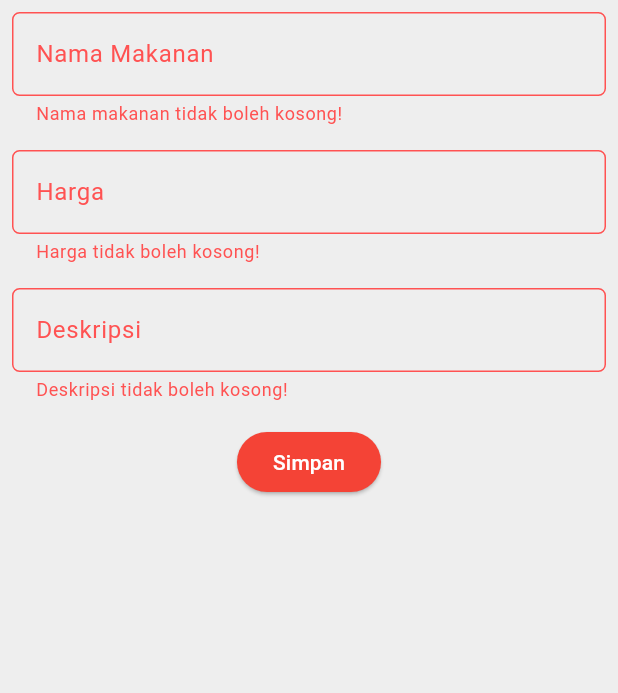
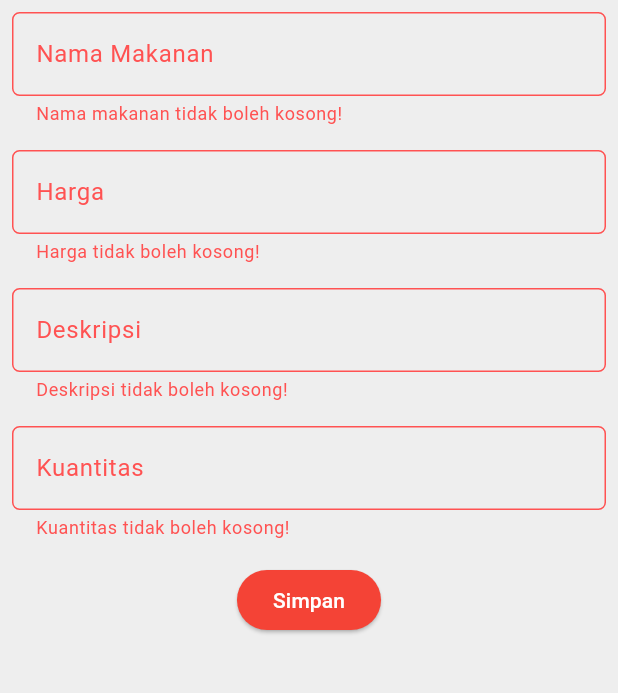
Before and after one commit to soydoradesu/warmindawg-mobile, a Flutter app: the FoodEntryFormPage screen opened directly, after a tap on "Simpan", on a phone screen of 412 x 824 dp, the part 84-777 px from its top. Run offline on Flutter 3.47's test engine with Material 3 defaults, Android fonts, the phone set to English and light mode, and no system bars; missing offline and left inert: pbp_django_auth.

Commit message:
Finished TM 9

```diff
--- a/lib/screens/foodentry_form.dart
+++ b/lib/screens/foodentry_form.dart
@@ -17,6 +17,7 @@ class _FoodEntryFormPageState extends State<FoodEntryFormPage> {
   String _food = "";
   int _price = 0;
   String _descriptions = "";
+  int _quantity = 0;
 
   @override
 
@@ -115,6 +116,35 @@ class _FoodEntryFormPageState extends State<FoodEntryFormPage> {
                   },
                 ),
               ),
+              Padding(
+                padding: const EdgeInsets.all(8.0),
+                child: TextFormField(
+                  decoration: InputDecoration(
+                    hintText: "Kuantitas",
+                    labelText: "Kuantitas",
+                    border: OutlineInputBorder(
+                      borderRadius: BorderRadius.circular(5.0),
+                    ),
+                  ),
+                  onChanged: (String? value) {
+                    setState(() {
+                      _quantity = int.tryParse(value!) ?? 0;
+                    });
+                  },
+                  validator: (String? value) {
+                    if (value == null || value.isEmpty) {
+                      return "Kuantitas tidak boleh kosong!";
+                    }
+                    if (int.tryParse(value) == null) {
+                      return "Kuantitas harus berupa angka!";
+                    }
+                    if (int.tryParse(value)!  <= 0) {
+                      return "Kuantitas harus berupa angka positif!";
+                    }
+                    return null;
+                  },
+                ),
+              ),
               Align(
                 alignment: Alignment.bottomCenter,
                 child: Padding(
@@ -132,6 +162,7 @@ class _FoodEntryFormPageState extends State<FoodEntryFormPage> {
                             'nama': _food,
                             'harga': _price.toString(),
                             'deskripsi': _descriptions,
+                            'quantity': _quantity.toString(),
                           }),
                         );
                         if (context.mounted) {
```
Also changed, not shown: lib/models/item.dart (+8 -2 lines), lib/screens/list_foodentry.dart (+6 -4 lines).
